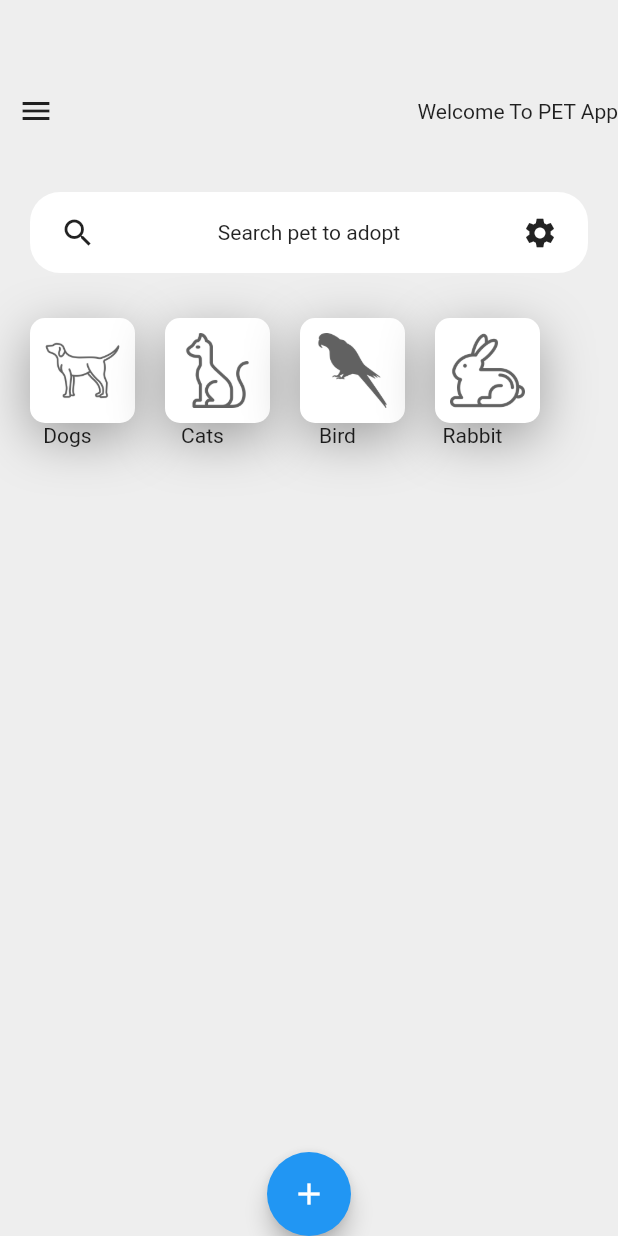
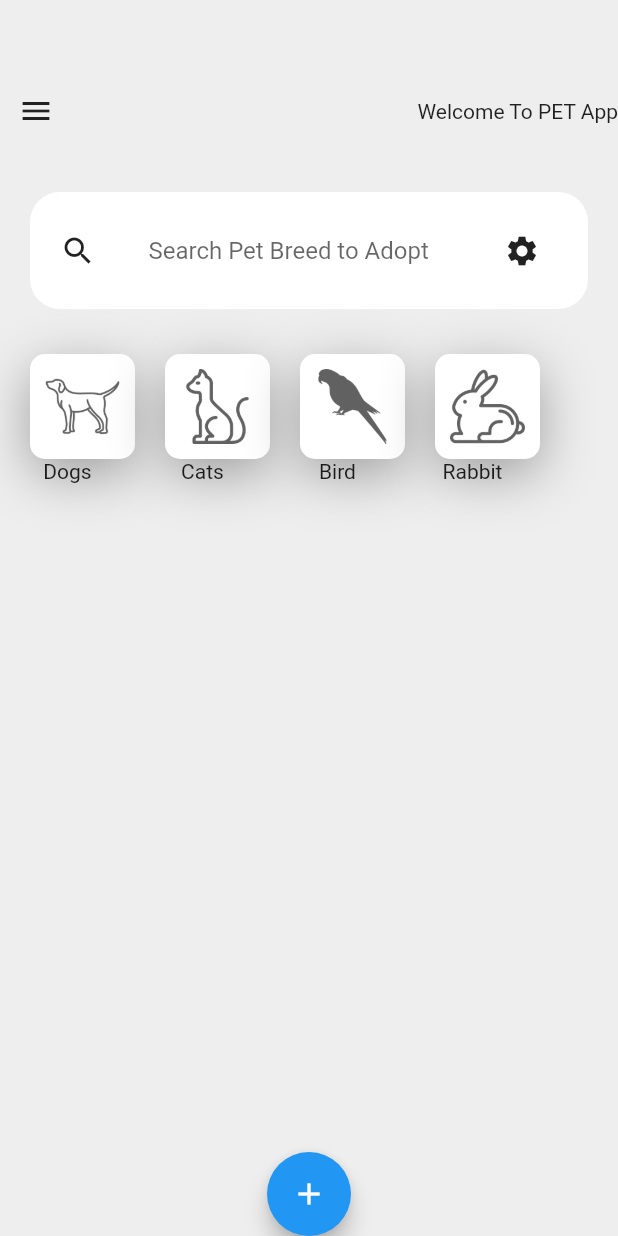
Before and after one commit to rakshithrajuN/pet_app, a Flutter app: the screen it shows after launch, on a phone screen of 412 x 824 dp. Run offline on Flutter 3.47's test engine with Material 2 defaults, Android fonts, the phone set to English and light mode, and no system bars; our stand-ins replace cloud_firestore, firebase_auth, firebase_core, image_picker, rflutter_alert; accounts and stored records are empty.

Commit message:
search added

```diff
--- a/lib/HomeScreen.dart
+++ b/lib/HomeScreen.dart
@@ -16,6 +16,9 @@ class _HomeScreenState extends State<HomeScreen> {
   double yOffset = 0;
   double scaleFactor = 1;
   bool isDrawerOpen = false;
+  bool search = false;
+TextEditingController searchControler = TextEditingController();
+
  Widget _buildGride(QuerySnapshot? snapshot) {
     return ListView.builder(
         itemCount: snapshot!.docs.length,
@@ -38,7 +41,7 @@ class _HomeScreenState extends State<HomeScreen> {
                       ),
                       child: Row(
                         children: [
-                          Image.asset(dogimg[index]['iconPath'],
+                          Image.asset(dogimg[1]['iconPath'],
                               width: 100, height: 140),
                           SizedBox(
                             width: 70,
@@ -117,8 +120,31 @@ class _HomeScreenState extends State<HomeScreen> {
             mainAxisAlignment: MainAxisAlignment.spaceBetween,
             children: [
               Icon(Icons.search),
-              Text('Search pet to adopt'),
-              Icon(Icons.settings)
+              SizedBox(
+                width:190,
+                child: TextField(
+                        onChanged: (value) {
+                          if (value.isNotEmpty) {
+                            setState(() {
+                              search = true;
+
+                            });
+                          } else {
+                            setState(() {
+                              search = false;
+                            });
+                          }
+                        },
+                        controller: searchControler,
+                        decoration: InputDecoration(
+                          hintText: "Search Pet Breed to Adopt ",
+                          border: InputBorder.none,
+
+                        ),
+                      ),
+              ),
+
+              IconButton(icon: Icon(Icons.settings),onPressed: (){},)
             ],
           ),
         ),
@@ -153,7 +179,23 @@ class _HomeScreenState extends State<HomeScreen> {
           ),
         ),
 
-         StreamBuilder<QuerySnapshot>(
+         search? StreamBuilder<QuerySnapshot>(
+                      stream: FirebaseFirestore.instance
+                          .collection("pet")
+                          .where(
+                            'breed',
+                            isGreaterThanOrEqualTo: searchControler.text,
+                          )
+                          .where('breed', isLessThan: searchControler.text + 'z')
+                          .snapshots(),
+                      builder: (context, snapshot) {
+                        print(snapshot.data);
+                        if (!snapshot.hasData) return LinearProgressIndicator();
+                        if (snapshot.hasError)
+                          return CircularProgressIndicator();
+                        return Expanded(child: _buildGride(snapshot.data));
+                      },
+                    ):StreamBuilder<QuerySnapshot>(
                           stream: FirebaseFirestore.instance
                               .collection("pet")
                               .snapshots(),
```
